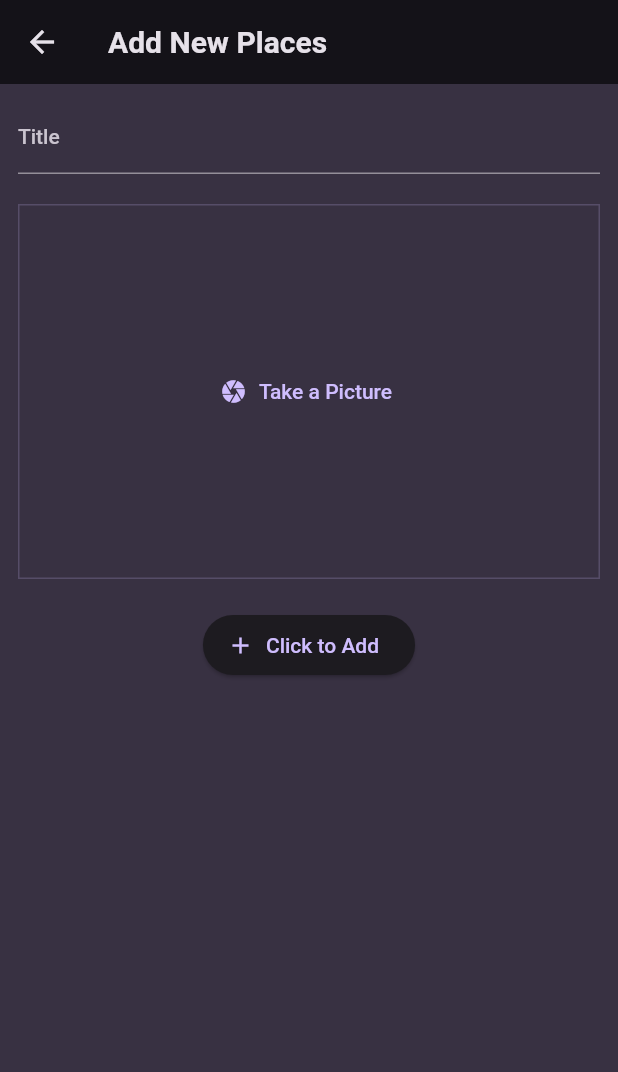
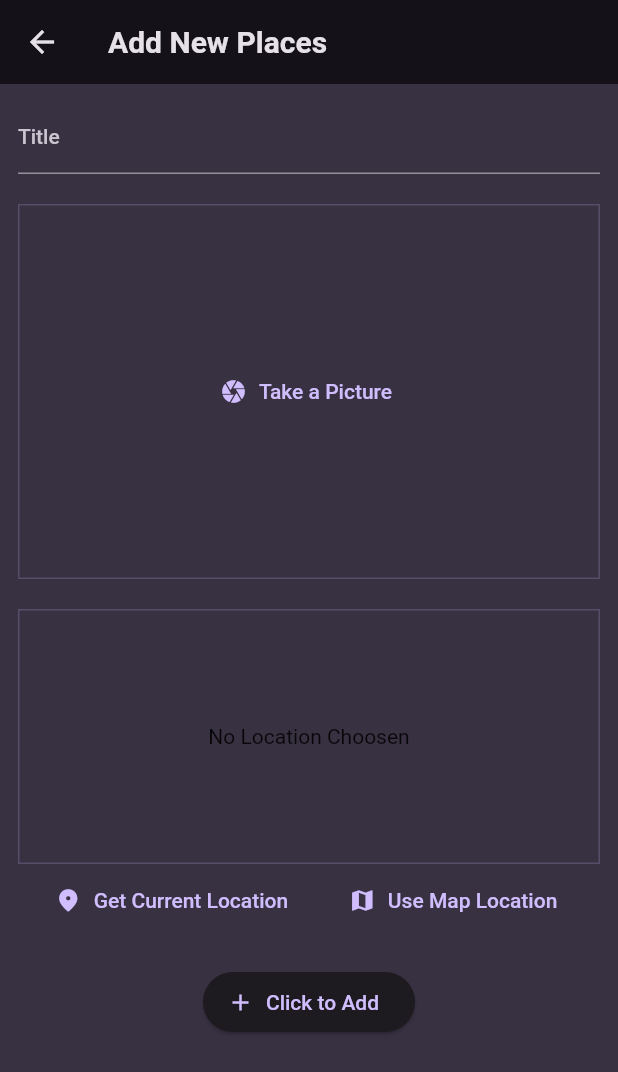
Before and after one commit to Nobita-17/nativelocation, a Flutter app: the screen it shows after launch, after a tap on the "add" icon, on a phone screen of 412 x 824 dp. Shown: the top 1072 px of the screen. Run offline on Flutter 3.47's test engine with Material 2 defaults, Android fonts, the phone set to English and light mode, and no system bars; our stand-ins replace flutter_riverpod, google_fonts, image_picker, location, riverpod.

Commit message:
locationn

```diff
--- a/lib/model/place.dart
+++ b/lib/model/place.dart
@@ -1,7 +1,7 @@
 import 'package:uuid/uuid.dart';
 import 'dart:io';
 
-const uuid = Uuid();
+const uuid = Uuid();      //create a model for place
 
 class Place {
   Place(this.image, {required this.title,}) : id = uuid.v4();
--- a/lib/screen/addplace.dart
+++ b/lib/screen/addplace.dart
@@ -1,7 +1,10 @@
+import 'dart:io';
+
 import 'package:flutter/material.dart';
 import 'package:flutter_riverpod/flutter_riverpod.dart';
 
 import '../providers/user_places.dart';
+import '../widget/location_input.dart';
 import 'image_input.dart';
 
 class Addplace extends ConsumerStatefulWidget {
@@ -13,13 +16,14 @@ class Addplace extends ConsumerStatefulWidget {
 
 class _AddplaceState extends ConsumerState<Addplace> {
   final _titleController = TextEditingController();
+  File? myselectedimage ;
 
   void saveplace() {
     final enterText = _titleController.text;
-    if (enterText.isEmpty) {
+    if (enterText.isEmpty || myselectedimage==null) {
       return;
     }
-    ref.read(UserPlaceProvider.notifier).addPlace(enterText);
+    ref.read(UserPlaceProvider.notifier).addPlace(myselectedimage!,enterText);
     Navigator.of(context).pop();
   }
 
@@ -46,7 +50,11 @@ class _AddplaceState extends ConsumerState<Addplace> {
                   TextStyle(color: Theme.of(context).colorScheme.onBackground),
             ),
             SizedBox(height: 20),
-            ImageInput(),
+            ImageInput(mypickimage: (File image) {
+              myselectedimage=image;
+            },),
+            SizedBox(height: 20),
+            LocationInput(),
             SizedBox(height: 20),
             ElevatedButton.icon(
               onPressed: saveplace,
--- a/lib/screen/image_input.dart
+++ b/lib/screen/image_input.dart
@@ -3,44 +3,63 @@ import 'package:image_picker/image_picker.dart';
 import 'dart:io';
 
 class ImageInput extends StatefulWidget {
-  const ImageInput({super.key});
+  const ImageInput({Key? key, required this.mypickimage}) : super(key: key);
+
+  final void Function(File image) mypickimage;
 
   @override
   State<ImageInput> createState() => _ImageInputState();
 }
 
 class _ImageInputState extends State<ImageInput> {
-  File? selectedImage ;
-  void takepicture() async{
-    final imagepicker = ImagePicker();    //instantiating object
-    final pickedImage = await imagepicker.pickImage(source: ImageSource.gallery,maxWidth: 600);
+  File? selectedImage;
 
-    if(pickedImage==null){
+  void takepicture() async {
+    final imagepicker = ImagePicker(); //instantiating object
+    final pickedImage =
+    await imagepicker.pickImage(source: ImageSource.gallery, maxWidth: 600);
+
+    if (pickedImage == null) {
       return;
     }
     setState(() {
       selectedImage = File(pickedImage.path!);
     });
+    widget.mypickimage(selectedImage!);
   }
 
   @override
   Widget build(BuildContext context) {
-    Widget content = TextButton.icon(onPressed: takepicture,
+    Widget content = TextButton.icon(
+      onPressed: takepicture,
       icon: Icon(Icons.camera),
-      label: Text('Take a Picture'),);
-    if(selectedImage!=null){
-      content=GestureDetector(
+      label: Text('Take a Picture'),
+    );
+    if (selectedImage != null) {
+      content = GestureDetector(
         onTap: takepicture,
-          child: Image.file(selectedImage!,fit: BoxFit.cover,width: double.infinity,height: double.infinity,));
+        child: Image.file(
+          selectedImage!,
+          fit: BoxFit.cover,
+          width: double.infinity,
+          height: double.infinity,
+        ),
+      );
     }
     return Container(
       decoration: BoxDecoration(
-        border: Border.all(width: 1,color: Theme.of(context).colorScheme.primary.withOpacity(0.2),),
+        border: Border.all(
+          width: 1,
+          color: Theme.of(context)
+              .colorScheme
+              .primary
+              .withOpacity(0.2),
+        ),
       ),
-    height: 250,
+      height: 250,
       width: double.infinity,
       alignment: Alignment.center,
-      child:content,
+      child: content,
     );
   }
 }
--- a/lib/screen/placescreen.dart
+++ b/lib/screen/placescreen.dart
@@ -20,7 +20,10 @@ class Placescreen extends ConsumerWidget {
             , icon: Icon(Icons.add))
        ],
       ),
-      body: listscreen(places:myuserpalce,),
+      body: Padding(
+        padding: const EdgeInsets.all(10.0),
+        child: listscreen(places:myuserpalce,),
+      ),
     );
   }
 }
--- a/lib/widget/listscreen.dart
+++ b/lib/widget/listscreen.dart
@@ -18,6 +18,10 @@ class listscreen extends StatelessWidget {
     return ListView.builder(
         itemCount: places.length,
         itemBuilder: (ctx, index) => ListTile(
+          leading: CircleAvatar(
+            radius: 26,
+            backgroundImage: FileImage(places[index].image),
+          ),
               title: Text(
                 places[index].title,
                 style: Theme.of(context).textTheme.titleMedium!.copyWith(
--- /dev/null
+++ b/lib/widget/location_input.dart
@@ -0,0 +1,96 @@
+import 'package:flutter/material.dart';
+import 'package:location/location.dart';
+
+class LocationInput extends StatefulWidget {
+  const LocationInput(
+      {super.key}); //constructor function where at this moment we forward key
+
+  @override
+  State<LocationInput> createState() => _LocationInputState();
+}
+
+class _LocationInputState extends State<LocationInput> {
+  Location? pickedLocation;
+  var isGettingLocation = false;
+  void _getcurrentLocation() async {
+
+    Location location = Location();
+
+    bool serviceEnabled;
+    PermissionStatus permissionGranted;
+    LocationData locationData;
+
+    serviceEnabled = await location.serviceEnabled();
+    if (!serviceEnabled) {
+      serviceEnabled = await location.requestService();
+      if (!serviceEnabled) {
+        return;
+      }
+    }
+
+    permissionGranted = await location.hasPermission();
+    if (permissionGranted == PermissionStatus.denied) {
+      permissionGranted = await location.requestPermission();
+      if (permissionGranted != PermissionStatus.granted) {
+        return;
+      }
+    }
+    setState(() {
+      isGettingLocation=true;
+    });
+
+    locationData = await location.getLocation();
+
+
+    setState(() {
+      isGettingLocation=false;
+    });
+
+    print(locationData.latitude);
+    print(locationData.longitude);
+
+
+  }
+  @override
+  Widget build(BuildContext context) {
+    Widget previewcontent = Text('No Location Choosen');
+    if(isGettingLocation){
+      previewcontent=const CircularProgressIndicator();
+    }
+    return Column(
+      children: [
+        Container(
+          height: 170,
+          width: double.infinity,
+          decoration: BoxDecoration(
+            border: Border.all(
+              width: 1,
+              color: Theme.of(context)
+                  .colorScheme
+                  .primary
+                  .withOpacity(0.2),
+            ),
+          ),
+          alignment: Alignment.center,
+          child:previewcontent,
+
+        ),
+        Row(
+          mainAxisAlignment: MainAxisAlignment.spaceEvenly,
+          children: [
+            TextButton.icon(
+              onPressed: () {},
+              icon: Icon(Icons.location_on_rounded),
+              label: Text('Get Current Location'),
+            ),
+            TextButton.icon(
+              onPressed: _getcurrentLocation,
+              icon: Icon(Icons.map),
+              label: Text('Use Map Location'),
+            ),
+          ],
+        ),
+      ],
+    );
+  }
+}
--- a/pubspec.yaml
+++ b/pubspec.yaml
@@ -40,6 +40,7 @@ dependencies:
   riverpod: ^2.4.8
   flutter_riverpod: ^2.4.5
   image_picker: ^1.0.4
+  location: ^5.0.3
 
 dev_dependencies:
   flutter_test:
```
Also changed, not shown: lib/screen/placedetail.dart (+12 -12 lines), pubspec.lock, 1 other file.
